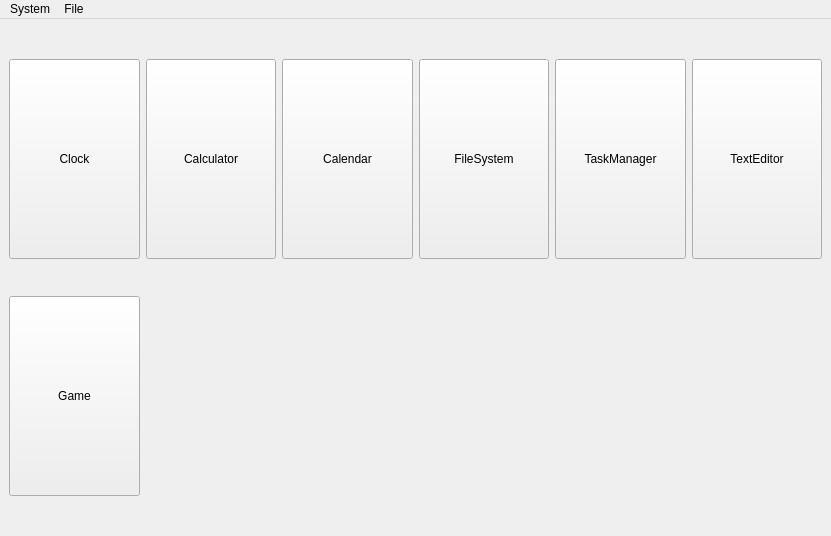
This is login&mainwindow/mainwindow.ui in U1ltra/CSC3002_Topic1_OS as Qt 5 draws it before an edit. The edited form follows.
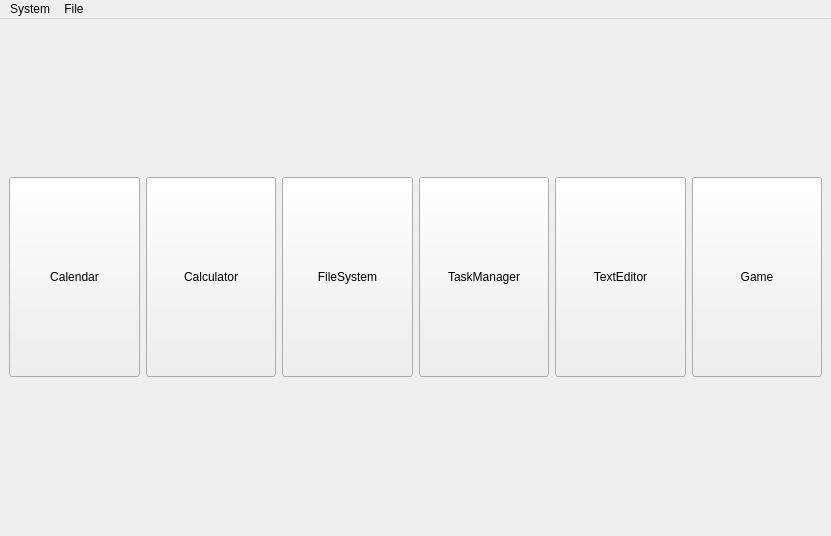
This is the edited form.

Commit message:
Clock added&Login_Enter
login_interface:
Press enter at "Password" you can login.

MainWindow:
Clock added

Patch:
```diff
--- a/login&mainwindow/mainwindow.ui
+++ b/login&mainwindow/mainwindow.ui
@@ -21,8 +21,8 @@
   </property>
   <widget class="QWidget" name="centralwidget">
    <layout class="QGridLayout" name="gridLayout">
-    <item row="0" column="0">
-     <widget class="QPushButton" name="btn_clock">
+    <item row="0" column="7">
+     <widget class="QPushButton" name="btn_TextEditor">
       <property name="minimumSize">
        <size>
         <width>50</width>
@@ -42,11 +42,11 @@
        </size>
       </property>
       <property name="text">
-       <string>Clock</string>
+       <string>TextEditor</string>
       </property>
      </widget>
     </item>
-    <item row="0" column="1">
+    <item row="0" column="2">
      <widget class="QPushButton" name="btn_calc">
       <property name="minimumSize">
        <size>
@@ -71,7 +71,7 @@
       </property>
      </widget>
     </item>
-    <item row="0" column="2">
+    <item row="0" column="1">
      <widget class="QPushButton" name="btn_Calendar">
       <property name="minimumSize">
        <size>
@@ -96,32 +96,7 @@
       </property>
      </widget>
     </item>
-    <item row="0" column="3">
-     <widget class="QPushButton" name="btn_FileSystem">
-      <property name="minimumSize">
-       <size>
-        <width>50</width>
-        <height>50</height>
-       </size>
-      </property>
-      <property name="maximumSize">
-       <size>
-        <width>200</width>
-        <height>200</height>
-       </size>
-      </property>
-      <property name="sizeIncrement">
-       <size>
-        <width>1</width>
-        <height>1</height>
-       </size>
-      </property>
-      <property name="text">
-       <string>FileSystem</string>
-      </property>
-     </widget>
-    </item>
-    <item row="0" column="4">
+    <item row="0" column="6">
      <widget class="QPushButton" name="btn_TaskManager">
       <property name="minimumSize">
        <size>
@@ -147,7 +122,7 @@
      </widget>
     </item>
     <item row="0" column="5">
-     <widget class="QPushButton" name="btn_TextEditor">
+     <widget class="QPushButton" name="btn_FileSystem">
       <property name="minimumSize">
        <size>
         <width>50</width>
@@ -167,11 +142,11 @@
        </size>
       </property>
       <property name="text">
-       <string>TextEditor</string>
+       <string>FileSystem</string>
       </property>
      </widget>
     </item>
-    <item row="1" column="0">
+    <item row="0" column="8">
      <widget class="QPushButton" name="btn_game">
       <property name="minimumSize">
        <size>
```
The commit also changes 11 other files.
